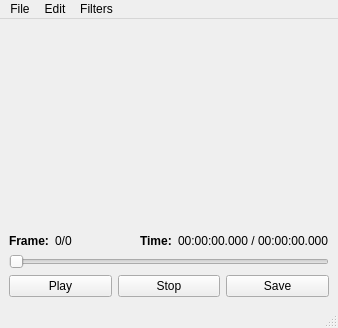
Old version of the form QCvVideo/mainwindow.ui in the repository rbbrnc/QTWidgets.
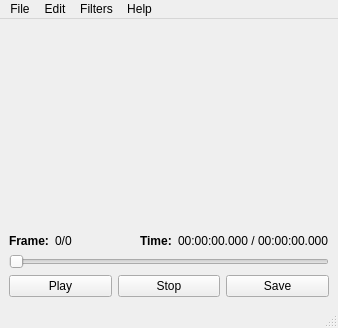
New version of the form. Custom widgets are drawn as their Qt base class.

Commit message: Add about dialog

Patch:
```diff
--- a/QCvVideo/mainwindow.ui
+++ b/QCvVideo/mainwindow.ui
@@ -183,9 +183,16 @@
     <addaction name="separator"/>
     <addaction name="actionFrameRate"/>
    </widget>
+   <widget class="QMenu" name="menuHelp">
+    <property name="title">
+     <string>Help</string>
+    </property>
+    <addaction name="actionAbout"/>
+   </widget>
    <addaction name="menuFile"/>
    <addaction name="menuEdit"/>
    <addaction name="menuFilters"/>
+   <addaction name="menuHelp"/>
   </widget>
   <widget class="QStatusBar" name="statusbar"/>
   <action name="actionOpen">
```
Left out of the diff: 5 changed lines with no effect on the pictures. The commit also changes 3 other files.
